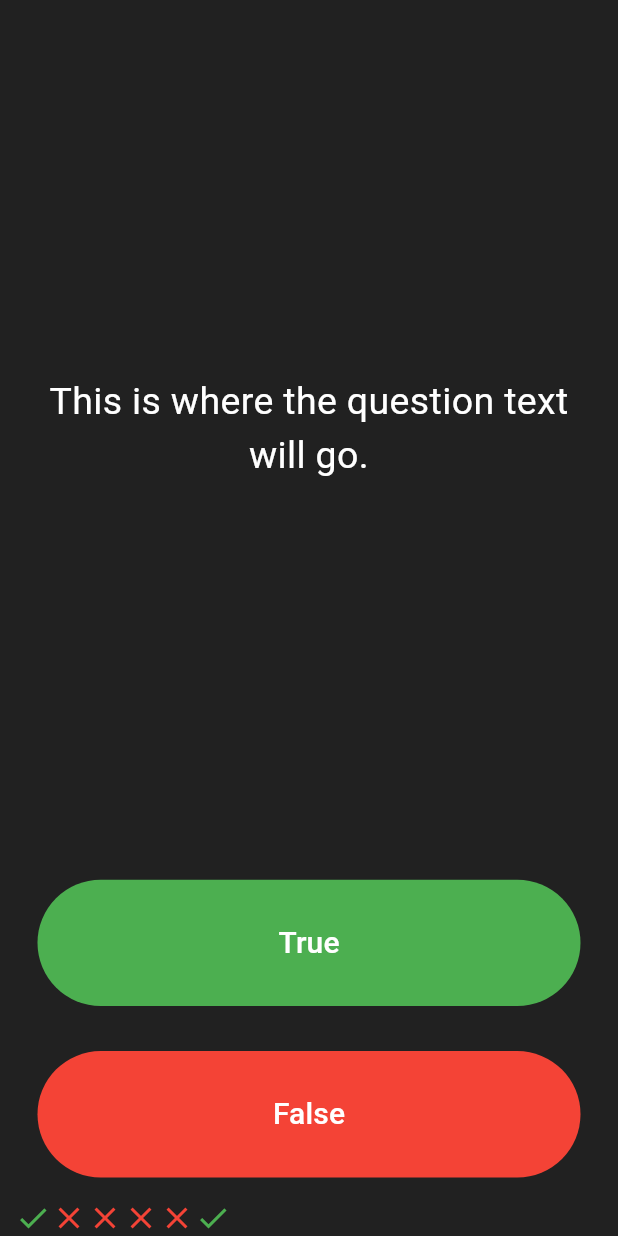
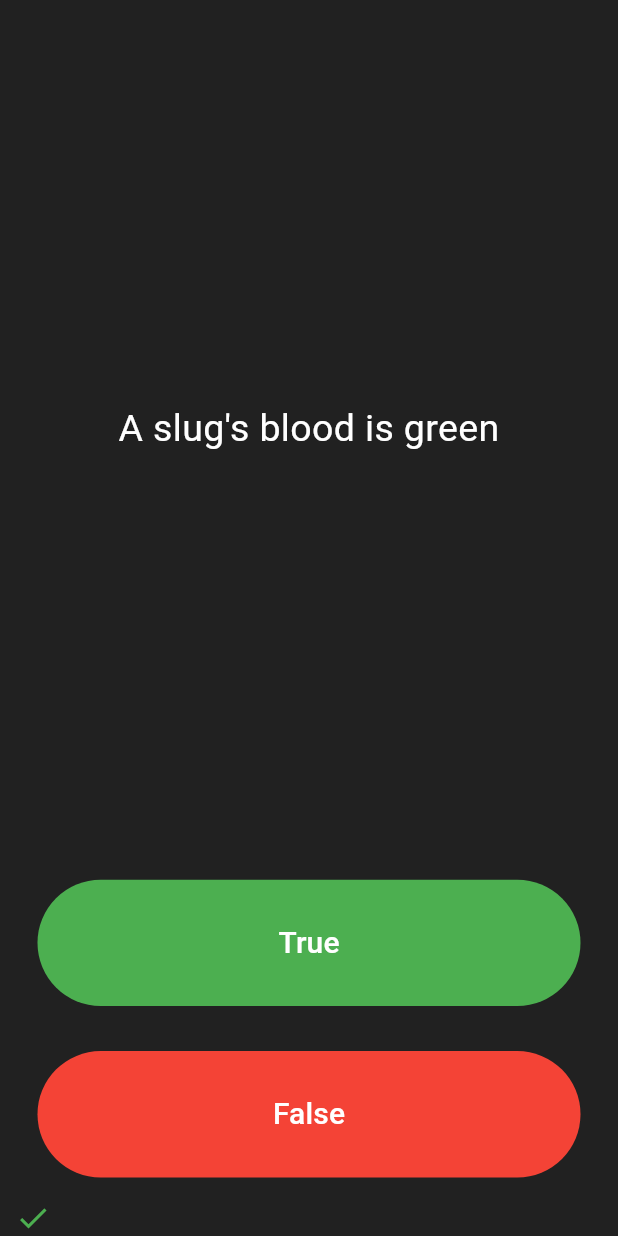
Before and after one commit to QAMARKAZMI/quizzzeer, a Flutter app: the screen it shows after launch, after a tap on "True", after a tap on "False", on a phone screen of 412 x 824 dp. Run offline on Flutter 3.47's test engine with Material 3 defaults, Android fonts, the phone set to English and light mode, and no system bars.

Commit message:
Update QuizPage to display questions and manage question navigation

```diff
--- a/lib/main.dart
+++ b/lib/main.dart
@@ -26,12 +26,21 @@
 
 class _QuizPageState extends State<QuizPage> {
   List<Widget> scoreKeeper = [
-    Icon(Icons.check, color: Colors.green),
-    Icon(Icons.close, color: Colors.red),
-    Icon(Icons.close, color: Colors.red),
-    Icon(Icons.close, color: Colors.red),
-    Icon(Icons.close, color: Colors.red),
+    // Icon(Icons.check, color: Colors.green),
+    // Icon(Icons.close, color: Colors.red),
+    // Icon(Icons.close, color: Colors.red),
+    // Icon(Icons.close, color: Colors.red),
+    // Icon(Icons.close, color: Colors.red),
   ];
+
+  List<String> questions = [
+    'you can lead a cow down to stairs but not up stairs',
+    'Approximately one quarter of human bones are in the feet',
+    'A slug\'s blood is green',
+  ];
+
+  int questionNumber = 0;
+
   @override
   Widget build(BuildContext context) {
     return SafeArea(
@@ -45,7 +54,7 @@
               padding: EdgeInsets.all(10.0),
               child: Center(
                 child: Text(
-                  'This is where the question text will go.',
+                  questions[questionNumber],
                   textAlign: TextAlign.center,
                   style: TextStyle(fontSize: 25.0, color: Colors.white),
                 ),
@@ -67,9 +76,13 @@
                 onPressed: () {
                   //The user picked true.
                   setState(() {
+                    questionNumber++;
+                  });
+
+                  print(questionNumber);
+                  setState(() {
                     scoreKeeper.add(Icon(Icons.check, color: Colors.green));
                   });
-
                 },
               ),
             ),
@@ -85,6 +98,10 @@
                 ),
                 onPressed: () {
                   //The user picked false.
+                  setState(() {
+                    questionNumber++;
+                  });
+                  print(questionNumber);
                 },
               ),
             ),
```
